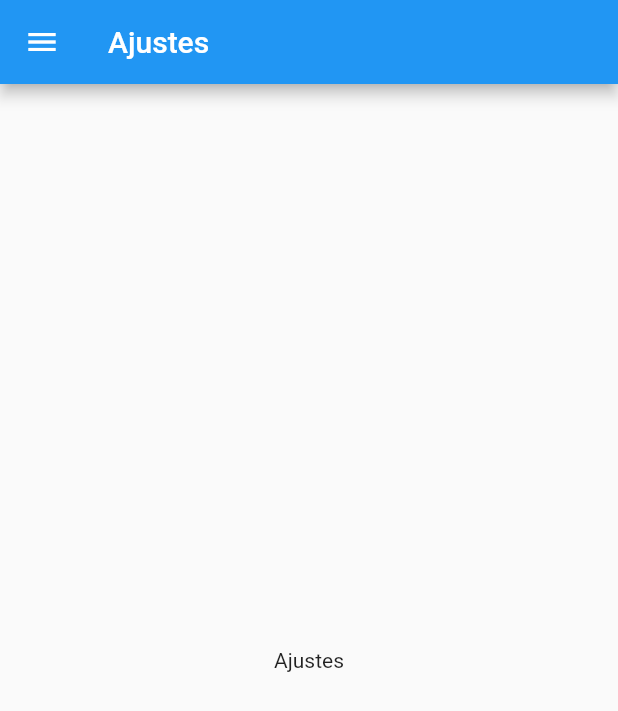
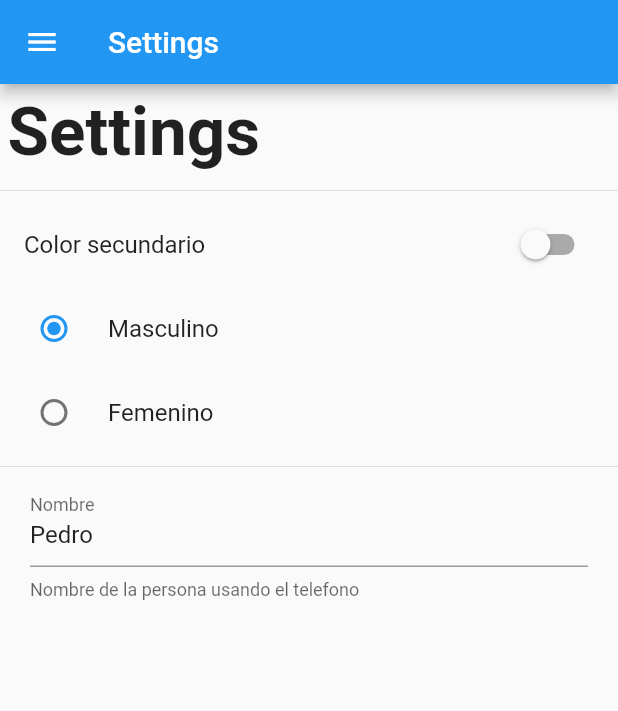
Before and after one commit to LuisNorberto1998/PreferenciasDeUsuario, a Flutter app: the SettingsPage screen opened by its route, on a phone screen of 412 x 824 dp. Shown: the top 711 px of the screen. Run offline on Flutter 3.47's test engine with Material 2 defaults, Android fonts, the phone set to English and light mode, and no system bars.

Commit message:
Diseño de la pagina de ajustes

```diff
--- a/preferenciasusuarioapp/lib/src/pages/settings_page.dart
+++ b/preferenciasusuarioapp/lib/src/pages/settings_page.dart
@@ -1,18 +1,83 @@
 import 'package:flutter/material.dart';
 import 'package:preferenciasusuarioapp/src/widgets/menu_widget.dart';
 
-class SettingsPage extends StatelessWidget {
+class SettingsPage extends StatefulWidget {
   static final String routeName = 'settings';
+
+  @override
+  _SettingsPageState createState() => _SettingsPageState();
+}
+
+class _SettingsPageState extends State<SettingsPage> {
+  bool _colorSecundario = false;
+  int _genero = 1;
+  String _nombre = 'Pedro';
+
+  TextEditingController _textEditingController;
+
+  @override
+  void initState() {
+    super.initState();
+
+    _textEditingController = new TextEditingController(text: _nombre);
+  }
 
   @override
   Widget build(BuildContext context) {
     return Scaffold(
         appBar: AppBar(
-          title: Text('Ajustes'),
+          title: Text('Settings'),
         ),
         drawer: MenuWidget(),
-        body: Center(
-          child: Text('Ajustes'),
+        body: ListView(
+          children: <Widget>[
+            Container(
+              padding: EdgeInsets.all(5.0),
+              child: Text(
+                'Settings',
+                style: TextStyle(fontSize: 45.0, fontWeight: FontWeight.bold),
+              ),
+            ),
+            Divider(),
+            SwitchListTile(
+              value: _colorSecundario,
+              onChanged: (value) {
+                setState(() {
+                  _colorSecundario = value;
+                });
+              },
+              title: Text('Color secundario'),
+            ),
+            RadioListTile(
+                value: 1,
+                title: Text('Masculino'),
+                groupValue: _genero,
+                onChanged: (value) {
+                  setState(() {
+                    _genero = value;
+                  });
+                }),
+            RadioListTile(
+                value: 2,
+                title: Text('Femenino'),
+                groupValue: _genero,
+                onChanged: (value) {
+                  setState(() {
+                    _genero = value;
+                  });
+                }),
+            Divider(),
+            Container(
+              padding: EdgeInsets.symmetric(horizontal: 20.0),
+              child: TextField(
+                controller: _textEditingController,
+                decoration: InputDecoration(
+                    labelText: 'Nombre',
+                    helperText: 'Nombre de la persona usando el telefono'),
+                onChanged: (value) {},
+              ),
+            ),
+          ],
         ));
   }
 }
```
